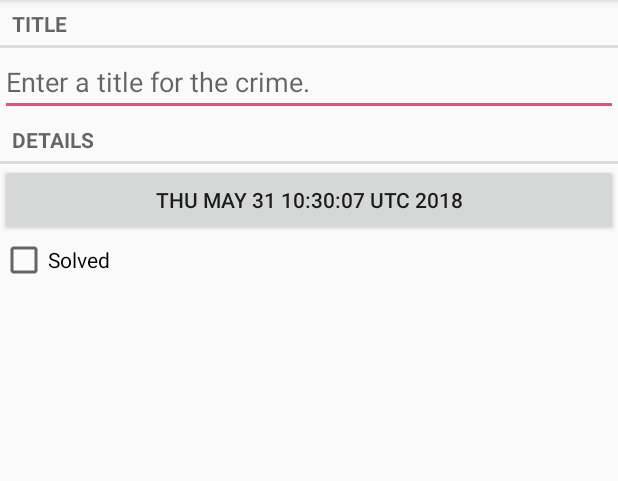
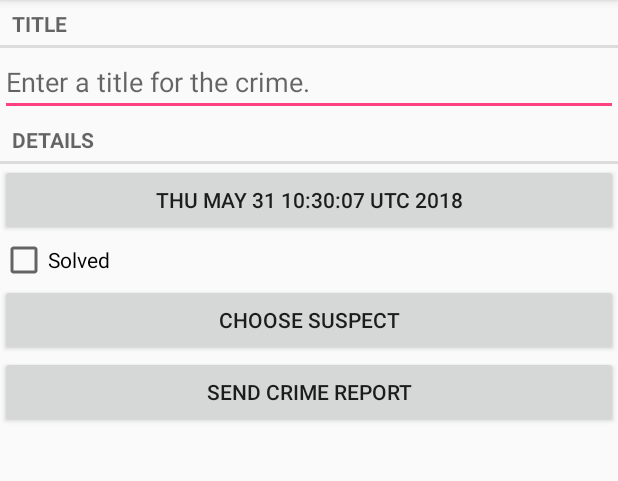
Before and after one commit to MartijnKor/CriminalIntent, an Android app: the screen it shows after launch (CrimePagerActivity), after a tap on "New Crime", on a phone screen of 412 x 824 dp, the part 84-565 px from its top. Run offline under Robolectric (Android 15) with nearby library versions, the phone set to English and light mode, and no system bars.

Commit message:
Werkend t/m pagina 301.

```diff
--- a/app/src/main/java/com/bignerdranch/android/criminalintent/Crime.java
+++ b/app/src/main/java/com/bignerdranch/android/criminalintent/Crime.java
@@ -13,6 +13,7 @@ public class Crime {
     private String mTitle;
     private Date mDate;
     private boolean mSolved;
+    private String mSuspect;
 
     public Crime() {
         this(UUID.randomUUID());
@@ -50,4 +51,12 @@ public class Crime {
     public void setSolved(boolean solved) {
         mSolved = solved;
     }
+
+    public String getSuspect() {
+        return mSuspect;
+    }
+
+    public void setSuspect(String suspect) {
+        mSuspect = suspect;
+    }
 }
--- a/app/src/main/java/com/bignerdranch/android/criminalintent/CrimeLab.java
+++ b/app/src/main/java/com/bignerdranch/android/criminalintent/CrimeLab.java
@@ -111,6 +111,7 @@ public class CrimeLab {
         values.put(CrimeTable.Cols.TITLE, crime.getTitle());
         values.put(CrimeTable.Cols.DATE, crime.getDate().getTime());
         values.put(CrimeTable.Cols.SOLVED, crime.isSolved() ? 1 : 0);
+        values.put(CrimeTable.Cols.SUSPECT, crime.getSuspect());
 
         return values;
     }
--- a/app/src/main/java/com/bignerdranch/android/criminalintent/database/CrimeBaseHelper.java
+++ b/app/src/main/java/com/bignerdranch/android/criminalintent/database/CrimeBaseHelper.java
@@ -25,7 +25,9 @@ public class CrimeBaseHelper extends SQLiteOpenHelper {
                     CrimeTable.Cols.UUID + "," +
                     CrimeTable.Cols.TITLE + ", " +
                     CrimeTable.Cols.DATE + ", " +
-                    CrimeTable.Cols.SOLVED + ")");
+                    CrimeTable.Cols.SOLVED + ", " +
+                    CrimeTable.Cols.SUSPECT + ")"
+        );
 
     }
 
--- a/app/src/main/java/com/bignerdranch/android/criminalintent/database/CrimeCursorWrapper.java
+++ b/app/src/main/java/com/bignerdranch/android/criminalintent/database/CrimeCursorWrapper.java
@@ -22,11 +22,13 @@ public class CrimeCursorWrapper extends CursorWrapper {
         String title = getString(getColumnIndex(CrimeDbSchema.CrimeTable.Cols.TITLE));
         long date = getLong(getColumnIndex(CrimeDbSchema.CrimeTable.Cols.DATE));
         int isSolved = getInt(getColumnIndex(CrimeDbSchema.CrimeTable.Cols.SOLVED));
+        String suspect = getString(getColumnIndex(CrimeDbSchema.CrimeTable.Cols.SUSPECT));
 
         Crime crime = new Crime(UUID.fromString(uuidString));
         crime.setTitle(title);
         crime.setDate(new Date(date));
         crime.setSolved(isSolved != 0);
+        crime.setSuspect(suspect);
 
         return crime;
     }
--- a/app/src/main/java/com/bignerdranch/android/criminalintent/database/CrimeDbSchema.java
+++ b/app/src/main/java/com/bignerdranch/android/criminalintent/database/CrimeDbSchema.java
@@ -14,6 +14,7 @@ public class CrimeDbSchema {
             public static final String TITLE = "title";
             public static final String DATE = "date";
             public static final String SOLVED = "solved";
+            public static final String SUSPECT = "suspect";
         }
     }
 }
--- a/app/src/main/res/layout/fragment_crime.xml
+++ b/app/src/main/res/layout/fragment_crime.xml
@@ -33,4 +33,16 @@
         android:layout_height="wrap_content"
         android:text="@string/crime_solved_label"/>
 
+    <Button
+        android:id="@+id/crime_suspect"
+        android:layout_width="match_parent"
+        android:layout_height="wrap_content"
+        android:text="@string/crime_suspect_text"/>
+
+    <Button
+        android:id="@+id/crime_report"
+        android:layout_width="match_parent"
+        android:layout_height="wrap_content"
+        android:text="@string/crime_report_text"/>
+
 </LinearLayout>
--- a/app/src/main/res/values/strings.xml
+++ b/app/src/main/res/values/strings.xml
@@ -9,4 +9,13 @@
     <string name="show_subtitle">Show Subtitle</string>
     <string name="hide_subtitle">Hide Subtitle</string>
     <string name="subtitle_format">%1$d crime</string>
+    <string name="crime_suspect_text">Choose Suspect</string>
+    <string name="crime_report_text">Send Crime Report</string>
+    <string name="crime_report">%1$s! The crime was discovered on %2$s. %3$s, and %4$s</string>
+    <string name="crime_report_solved">The case is solved</string>
+    <string name="crime_report_unsolved">The case is not solved</string>
+    <string name="crime_report_no_suspect">There is no suspect.</string>
+    <string name="crime_report_suspect">The suspect is %s</string>
+    <string name="crime_report_subject">CriminalIntent Crime Report</string>
+    <string name="send_report">Send crime report via</string>
 </resources>
```
Also changed, not shown: app/src/main/java/com/bignerdranch/android/criminalintent/CrimeFragment.java (+80 -0 lines).
